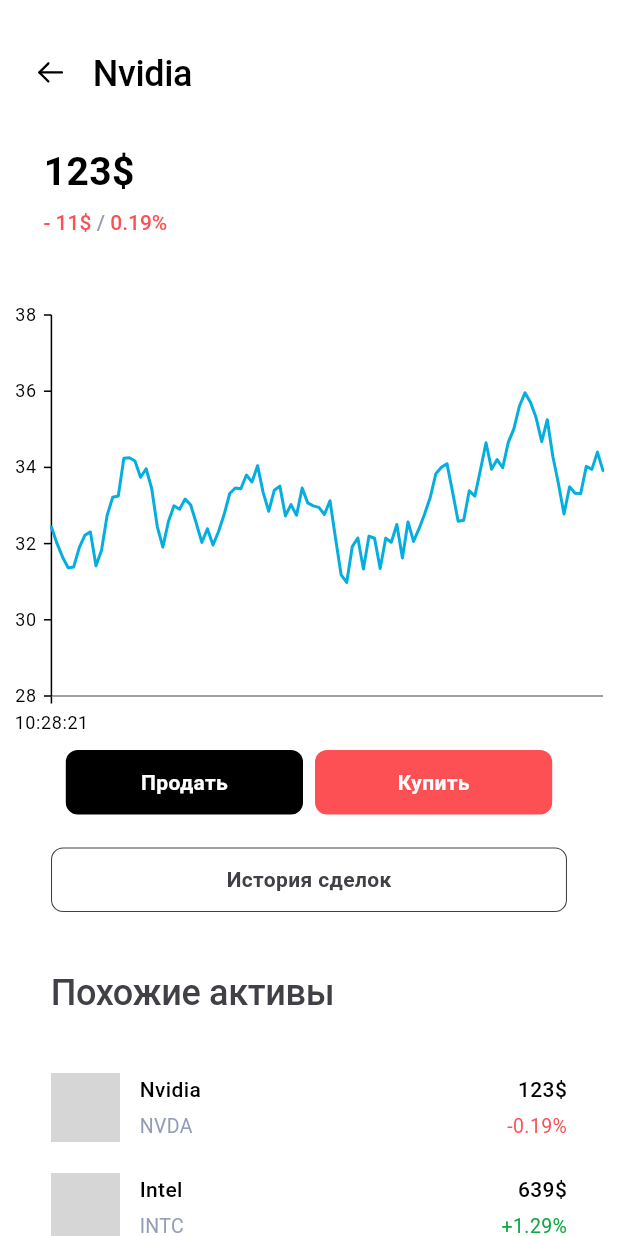
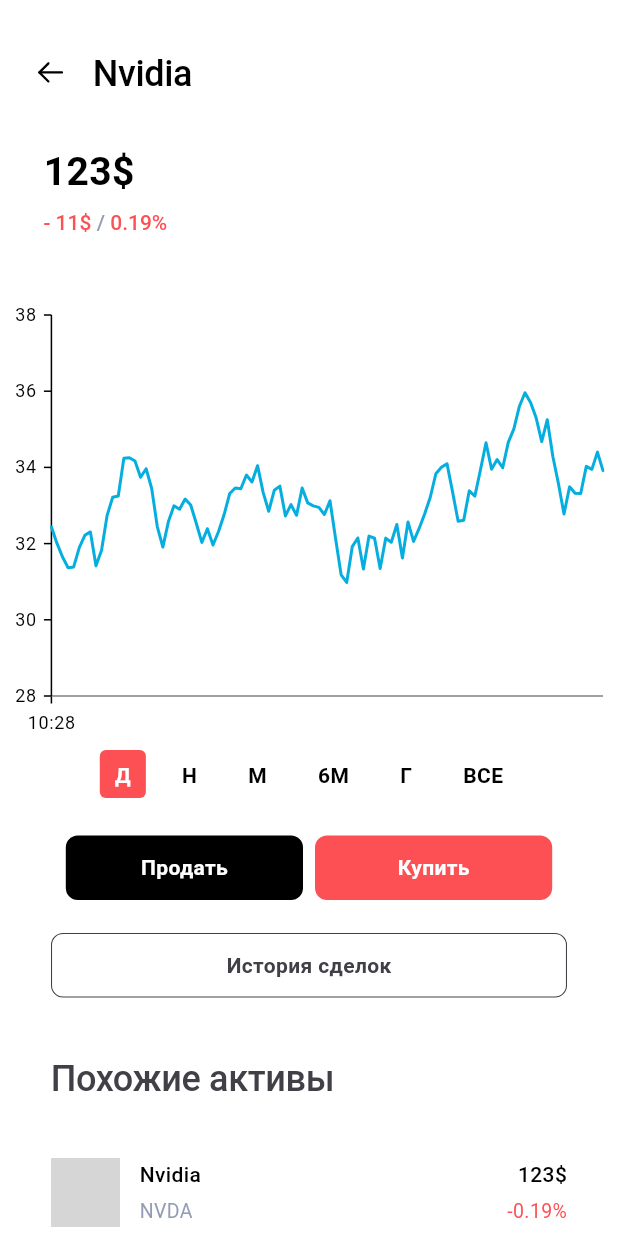
Before and after one commit to mikairyuu/SCBInvestApp, a Flutter app: the StockViewPage screen opened directly with sample values from the repository, on a phone screen of 412 x 824 dp. Run offline on Flutter 3.47's test engine with Material 2 defaults, Android fonts, the phone set to English and light mode, and no system bars; our stand-ins replace auto_route, cached_network_image, dio, flutter_riverpod, flutter_secure_storage, flutter_svg and 5 more; missing offline and left inert: flutter_shake_animated; accounts and stored records are empty; generated files the repository leaves out were written again; network calls fail; grey boxes are pictures that could not be loaded.

Commit message:
stockview: make period selection row

```diff
--- a/lib/ui/pages/main/market/stock_view_page.dart
+++ b/lib/ui/pages/main/market/stock_view_page.dart
@@ -17,6 +17,10 @@ import 'package:syncfusion_flutter_charts/charts.dart';
 final stockDataProvider = StateProvider.autoDispose(
     (ref) => generateGraphData(ref.read(randomProvider)));
 final randomProvider = Provider((ref) => Random());
+
+const periodButtons = ['Д', 'Н', 'М', '6М', 'Г', 'ВСЕ'];
+
+final selectedPeriodProvider = StateProvider((ref) => 0);
 
 class StockViewPage extends ConsumerStatefulWidget {
   final StockData stock;
@@ -95,6 +99,8 @@ class _StockViewPageState extends ConsumerState<StockViewPage> {
           ),
           const SizedBox(height: 43),
           const StockGraph(),
+          const PeriodRow(),
+          const SizedBox(height: 25),
           const ActionButtons(),
           const SizedBox(height: 40),
           Padding(
@@ -117,6 +123,60 @@ class _StockViewPageState extends ConsumerState<StockViewPage> {
             ),
           )
         ]))));
+  }
+}
+
+class PeriodRow extends ConsumerWidget {
+  const PeriodRow({super.key});
+
+  @override
+  Widget build(BuildContext context, WidgetRef ref) {
+    var selectedPeriod = ref.watch(selectedPeriodProvider);
+    return Center(
+        child: Wrap(
+      alignment: WrapAlignment.center,
+      spacing: 14,
+      children: [
+        for (var i = 0; i < periodButtons.length; i++)
+          PeriodButton(
+            text: periodButtons[i],
+            onTap: () => ref.read(selectedPeriodProvider.notifier).state = i,
+            selected: selectedPeriod == i,
+          )
+      ],
+    ));
+  }
+}
+
+class PeriodButton extends StatelessWidget {
+  final String text;
+  final bool selected;
+  final VoidCallback onTap;
+
+  const PeriodButton(
+      {super.key,
+      required this.text,
+      required this.onTap,
+      required this.selected});
+
+  @override
+  Widget build(BuildContext context) {
+    return GestureDetector(
+        onTap: onTap,
+        child: Container(
+            padding: const EdgeInsets.symmetric(vertical: 7, horizontal: 10),
+            decoration: BoxDecoration(
+                borderRadius: BorderRadius.circular(4),
+                color: selected ? context.colorScheme.primary : Colors.white),
+            height: 32,
+            child: Text(text,
+                style: TextStyle(
+                    fontSize: 14,
+                    fontWeight:
+                        FontWeight.lerp(FontWeight.w600, FontWeight.w700, 0.45),
+                    color: selected
+                        ? Colors.white
+                        : context.colorScheme.onSurface))));
   }
 }
 
@@ -173,7 +233,7 @@ class StockGraph extends ConsumerWidget {
           activationMode: ActivationMode.singleTap,
           shouldAlwaysShow: true,
           lineType: CrosshairLineType.both),
-      primaryXAxis: DateTimeAxis(dateFormat: DateFormat.Hms()),
+      primaryXAxis: DateTimeAxis(dateFormat: DateFormat.Hm()),
       primaryYAxis: NumericAxis(),
       series: <ChartSeries>[
         // Renders line chart
```
